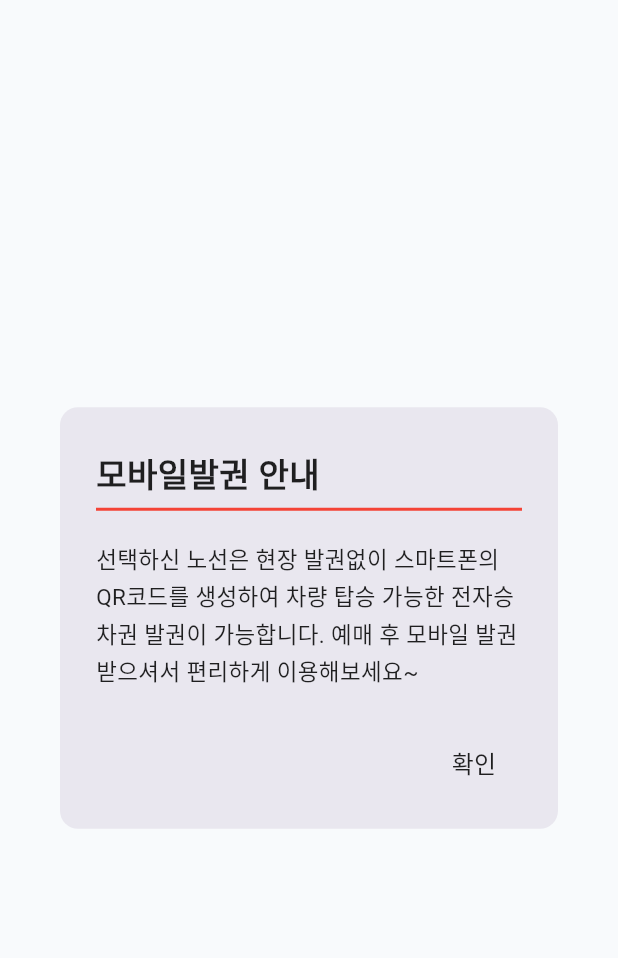
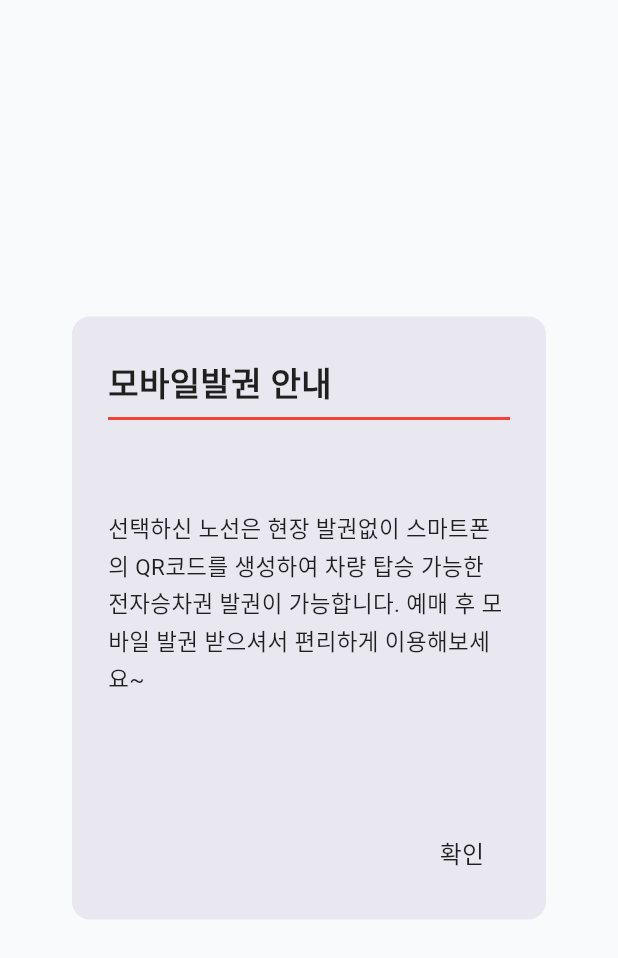
Before and after one commit to minsung6167/Bus_app, a Flutter app: the _MobileTicketDialog widget shown alone on an empty page, opened directly, on a phone screen of 412 x 824 dp. Shown: the top 958 px of the screen. Run offline on Flutter 3.47's test engine with Material 3 defaults, Android fonts, the phone set to English and light mode, and no system bars; our stand-ins replace flutter_dotenv, shared_preferences; accounts and stored records are empty; network calls fail.

Commit message:
fix: 모바일발권 다이얼로그 가로 축소·세로 확대
insetPadding horizontal 48로 폭 줄이고
제목~본문·본문~확인 버튼 여백 늘려 세로 길이 증가

Co-Authored-By: Claude Sonnet 4.6 <noreply@anthropic.com>

```diff
--- a/lib/screens/bus_list_screen.dart
+++ b/lib/screens/bus_list_screen.dart
@@ -297,7 +297,10 @@ class _MobileTicketDialog extends StatelessWidget {
   @override
   Widget build(BuildContext context) {
     return Dialog(
+      insetPadding: const EdgeInsets.symmetric(horizontal: 48, vertical: 80),
       shape: RoundedRectangleBorder(borderRadius: BorderRadius.circular(12)),
+      child: SizedBox(
+        width: double.infinity,
         child: Padding(
           padding: const EdgeInsets.fromLTRB(24, 28, 24, 20),
           child: Column(
@@ -314,12 +317,12 @@ class _MobileTicketDialog extends StatelessWidget {
               ),
               const SizedBox(height: 6),
               Container(height: 2, color: Colors.red),
-            const SizedBox(height: 20),
+              const SizedBox(height: 60),
               const Text(
                 '선택하신 노선은 현장 발권없이 스마트폰의 QR코드를 생성하여 차량 탑승 가능한 전자승차권 발권이 가능합니다. 예매 후 모바일 발권 받으셔서 편리하게 이용해보세요~',
                 style: TextStyle(fontSize: 15, color: Colors.black87, height: 1.6),
               ),
-            const SizedBox(height: 24),
+              const SizedBox(height: 80),
               Align(
                 alignment: Alignment.centerRight,
                 child: TextButton(
@@ -331,6 +334,7 @@ class _MobileTicketDialog extends StatelessWidget {
                 ),
               ),
             ],
+          ),
         ),
       ),
     );
```
Lines whose indentation alone changed are shown as unchanged.
